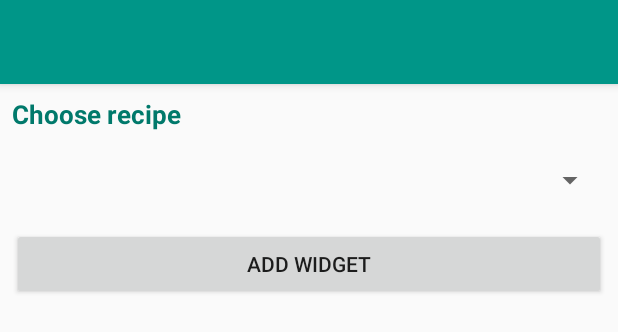
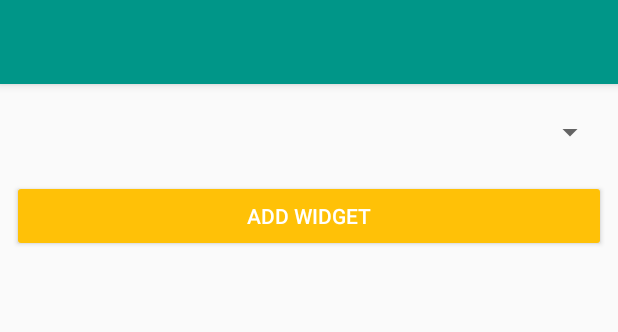
Before and after one commit to justodepp/BakingApp-nd801, an Android app: the layout baking_app_widget_configure.xml on its own in the app's theme, with its tools: preview values and no code run, on a phone screen of 412 x 824 dp. Shown: the top 332 px of the screen. Run offline under Robolectric (Android 15) with nearby library versions, the phone set to English and light mode, and no system bars; network calls fail.

Commit message:
fix widget polish

```diff
--- a/app/src/main/java/com/deeper/bakingapp/widget/BakingAppWidgetConfigureActivity.java
+++ b/app/src/main/java/com/deeper/bakingapp/widget/BakingAppWidgetConfigureActivity.java
@@ -127,10 +127,8 @@ public class BakingAppWidgetConfigureActivity extends AppCompatActivity implemen
     public void onLoadFinished(@NonNull Loader<ArrayList<Recipe>> loader, ArrayList<Recipe> data) {
         switch (loader.getId()) {
             case LOADER_RECIPES:
-                /*ArrayList<String> nameList = new ArrayList<>();
-                for(Recipe recipe : data){
-                    nameList.add(recipe.getName());
-                }*/
+                mBinding.toolbar.setTitle(R.string.app_name);
+
                 ArrayAdapter<Recipe> recipesAdapter = new ArrayAdapter<>(this,
                         android.R.layout.simple_list_item_1, data);
                 mBinding.recipesSpinner.setAdapter(recipesAdapter);
--- a/app/src/main/res/layout/baking_app_widget_configure.xml
+++ b/app/src/main/res/layout/baking_app_widget_configure.xml
@@ -26,31 +26,21 @@
 
         </android.support.design.widget.AppBarLayout>
 
-        <TextView
-            android:id="@+id/select_recipe_label"
-            android:layout_width="match_parent"
-            android:layout_height="wrap_content"
-            app:layout_constraintTop_toBottomOf="@id/appbar"
-            android:layout_margin="8dp"
-            tools:text="Choose recipe"
-            android:textColor="@color/colorPrimaryDark"
-            android:textStyle="bold"
-            android:textSize="17sp"/>
-
         <Spinner
             android:id="@+id/recipes_spinner"
             android:layout_width="match_parent"
             android:layout_height="wrap_content"
             android:minHeight="48dp"
             android:layout_margin="8dp"
-            app:layout_constraintTop_toBottomOf="@id/select_recipe_label"/>
+            app:layout_constraintTop_toBottomOf="@+id/appbar"/>
 
         <Button
             android:id="@+id/add_button"
             android:layout_width="match_parent"
             android:layout_height="wrap_content"
             android:minHeight="48dp"
-            app:layout_constraintTop_toBottomOf="@id/recipes_spinner"
+            style="@style/Widget.AppCompat.Button.Colored"
+            app:layout_constraintTop_toBottomOf="@+id/recipes_spinner"
             android:layout_margin="8dp"
             android:text="@string/add_widget" />
 
```
